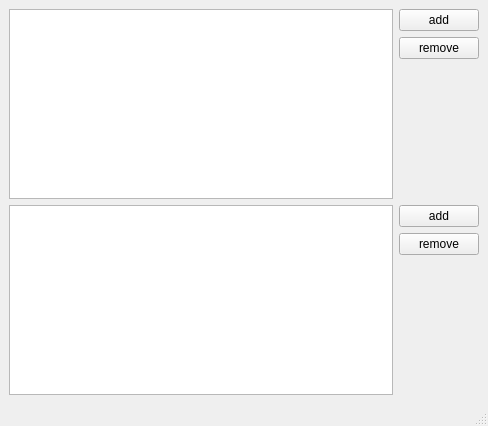
The window that python2.7libs/hpaste/resources/accountsmanager.ui (pedohorse/hpaste) describes before a commit, drawn with Qt 5.
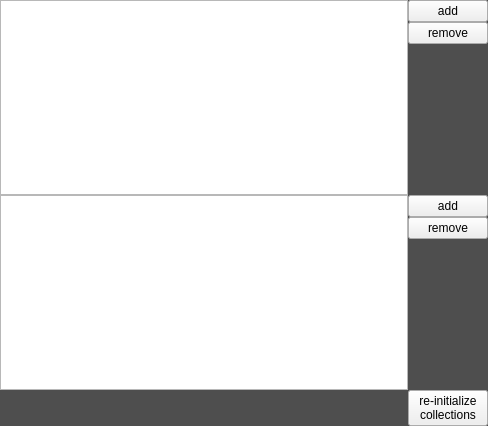
The same window after the commit.

The edit to the form file:
```diff
--- a/python2.7libs/hpaste/resources/accountsmanager.ui
+++ b/python2.7libs/hpaste/resources/accountsmanager.ui
@@ -1,7 +1,7 @@
 <?xml version="1.0" encoding="UTF-8"?>
 <ui version="4.0">
  <class>MainWindow</class>
- <widget class="QMainWindow" name="MainWindow">
+ <widget class="QWidget" name="MainWindow">
   <property name="geometry">
    <rect>
     <x>0</x>
@@ -13,7 +13,19 @@
   <property name="windowTitle">
    <string>account manager</string>
   </property>
-  <widget class="QWidget" name="centralwidget">
+  <property name="styleSheet">
+   <string notr="true">QWidget#MainWindow {
+	background-color : rgb(78,78,78)
+}</string>
+  </property>
+  <layout class="QVBoxLayout" name="verticalLayout">
+   <property name="spacing">
+    <number>0</number>
+   </property>
+   <property name="margin">
+    <number>0</number>
+   </property>
+   <item>
    <layout class="QGridLayout" name="gridLayout">
     <item row="0" column="0">
      <widget class="QListView" name="authListView"/>
@@ -83,19 +95,20 @@
       </item>
      </layout>
     </item>
-   </layout>
-  </widget>
-  <widget class="QMenuBar" name="menubar">
-   <property name="geometry">
-    <rect>
-     <x>0</x>
-     <y>0</y>
-     <width>488</width>
-     <height>21</height>
-    </rect>
-   </property>
-  </widget>
-  <widget class="QStatusBar" name="statusbar"/>
+     <item row="1" column="0">
+      <widget class="QListView" name="publicListView"/>
+     </item>
+     <item row="2" column="2">
+      <widget class="QPushButton" name="reinitPushButton">
+       <property name="text">
+        <string>re-initialize
+collections</string>
+       </property>
+      </widget>
+     </item>
+    </layout>
+   </item>
+  </layout>
  </widget>
  <resources/>
  <connections/>
```
Left out of the diff: 9 changed lines with no effect on the pictures. Lines whose indentation alone changed are shown as unchanged.
